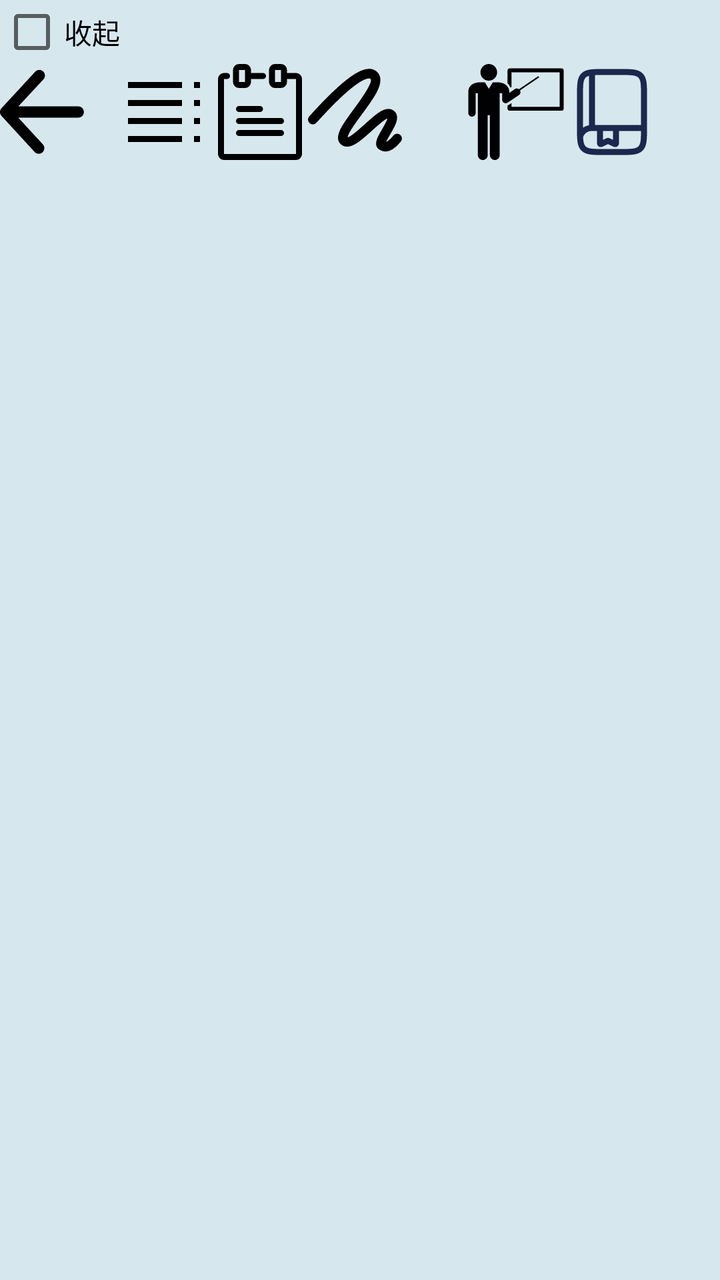
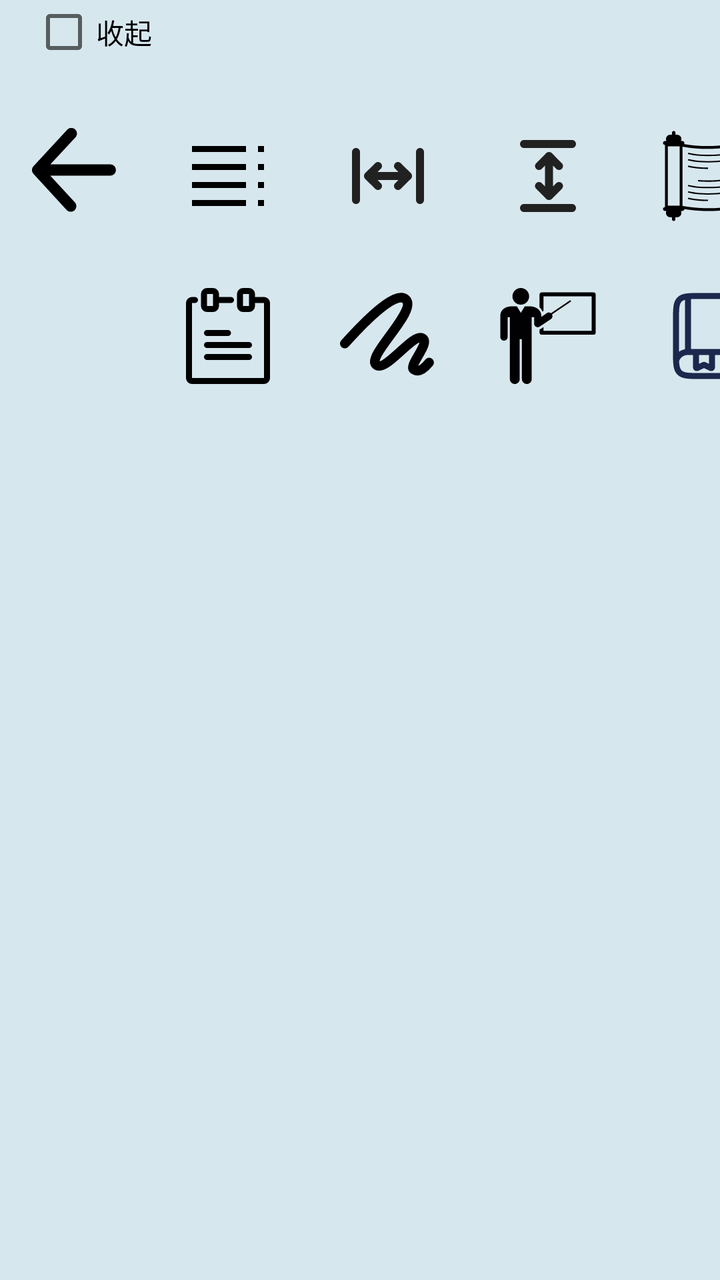

Screens rendered from an Android XML layout before and after an edit, with the pre-edit source and the edit as a unified diff.
<!-- AndroidManifest.xml: application theme Theme.IMatesApp.FullScreen -->
<!-- res/layout/floating_pdf_tools.xml -->
<?xml version="1.0" encoding="utf-8"?>
<androidx.constraintlayout.widget.ConstraintLayout
    xmlns:android="http://schemas.android.com/apk/res/android"
    xmlns:app="http://schemas.android.com/apk/res-auto"
    android:background="#80B5D6E4"
    android:layout_width="wrap_content"
    android:layout_height="wrap_content">

    <CheckBox
        android:id="@+id/btn_collapse"
        android:text="收起"
        android:layout_width="wrap_content"
        android:layout_height="wrap_content"
        app:layout_constraintStart_toStartOf="parent"
        app:layout_constraintTop_toTopOf="parent"/>

    <LinearLayout
        android:id="@+id/tools_layout"
        android:layout_width="wrap_content"
        android:layout_height="wrap_content"
        android:orientation="horizontal"
        app:layout_constraintTop_toBottomOf="@id/btn_collapse"
        app:layout_constraintStart_toStartOf="parent">

        <Button
            android:id="@+id/btn_back"
            android:background="@drawable/ic_back1"
            android:layout_marginEnd="16dp"
            android:layout_width="42dp"
            android:layout_height="42dp"/>

        <Button
            android:id="@+id/btn_contents"
            android:layout_width="48dp"
            android:layout_height="48dp"
            android:background="@drawable/ic_contents" />

        <Button
            android:id="@+id/btn_thumbnail"
            android:text = "缩略图"
            android:layout_width="wrap_content"
            android:layout_height="wrap_content"
            android:visibility="gone"/>

        <Button
            android:id="@+id/btn_note"
            android:background="@drawable/ic_note"
            android:layout_width="48dp"
            android:layout_height="48dp"/>

        <Button
            android:id="@+id/btn_scratch"
            android:background="@drawable/ic_scribble"
            android:layout_width="48dp"
            android:layout_height="48dp"
            android:layout_marginEnd="32dp"/>

        <Button
            android:id="@+id/btn_to_schema"

            android:background="@drawable/ic_schema"
            android:layout_width="48dp"
            android:layout_height="48dp" />

        <Button
            android:id="@+id/btn_to_textbook"
            android:background="@drawable/ic_book"
            android:layout_width="48dp"
            android:layout_height="48dp"/>
    </LinearLayout>

</androidx.constraintlayout.widget.ConstraintLayout>
<!-- resources referenced by this layout -->
<resources>
  <style name="Theme.IMatesApp.FullScreen" parent="Theme.AppCompat.Light.NoActionBar">
          
          <item name="android:windowFullscreen">true</item>
          
          <item name="android:windowTranslucentStatus">true</item>
          
          <item name="android:windowTranslucentNavigation">true</item>
      </style>
  <!-- unchanged entries left out for length: 6 -->
</resources>

<!-- the commit's change to res/layout/floating_pdf_tools.xml (unified diff, before → after) -->
@@ -9,64 +9,113 @@
     <CheckBox
         android:id="@+id/btn_collapse"
         android:text="收起"
-        android:layout_width="wrap_content"
+        android:layout_marginStart="16dp"
+        android:layout_width="match_parent"
         android:layout_height="wrap_content"
         app:layout_constraintStart_toStartOf="parent"
         app:layout_constraintTop_toTopOf="parent"/>
 
-    <LinearLayout
+    <androidx.constraintlayout.widget.ConstraintLayout
         android:id="@+id/tools_layout"
         android:layout_width="wrap_content"
         android:layout_height="wrap_content"
-        android:orientation="horizontal"
+        android:layout_marginTop="32dp"
         app:layout_constraintTop_toBottomOf="@id/btn_collapse"
         app:layout_constraintStart_toStartOf="parent">
-
         <Button
             android:id="@+id/btn_back"
             android:background="@drawable/ic_back1"
-            android:layout_marginEnd="16dp"
+            android:layout_marginStart="16dp"
             android:layout_width="42dp"
-            android:layout_height="42dp"/>
+            android:layout_height="42dp"
+            app:layout_constraintTop_toTopOf="parent"
+            app:layout_constraintStart_toStartOf="parent"/>
 
         <Button
             android:id="@+id/btn_contents"
             android:layout_width="48dp"
             android:layout_height="48dp"
-            android:background="@drawable/ic_contents" />
+            android:layout_marginStart="32dp"
+            android:background="@drawable/ic_contents"
+            app:layout_constraintTop_toTopOf="parent"
+            app:layout_constraintStart_toEndOf="@id/btn_back"/>
+
+        <Button
+            android:id="@+id/btn_fit_width"
+            android:layout_width="48dp"
+            android:layout_height="48dp"
+            android:layout_marginStart="32dp"
+            android:background="@drawable/ic_width"
+            app:layout_constraintTop_toTopOf="@id/btn_contents"
+            app:layout_constraintStart_toEndOf="@id/btn_contents"/>
+        <Button
+            android:id="@+id/btn_fit_height"
+            android:layout_width="48dp"
+            android:layout_height="48dp"
+            android:background="@drawable/ic_height"
+            android:layout_marginStart="32dp"
+            app:layout_constraintTop_toTopOf="@id/btn_fit_width"
+            app:layout_constraintStart_toEndOf="@id/btn_fit_width"/>
+
+        <Button
+            android:id="@+id/btn_hscroll"
+            android:layout_width="48dp"
+            android:layout_height="48dp"
+            android:layout_marginStart="32dp"
+            android:layout_marginEnd="16dp"
+            android:background="@drawable/ic_scroll"
+            app:layout_constraintTop_toTopOf="@id/btn_fit_height"
+            app:layout_constraintStart_toEndOf="@id/btn_fit_height"/>
+
 
         <Button
             android:id="@+id/btn_thumbnail"
             android:text = "缩略图"
             android:layout_width="wrap_content"
             android:layout_height="wrap_content"
-            android:visibility="gone"/>
+            android:visibility="gone"
+            app:layout_constraintTop_toTopOf="parent"
+            app:layout_constraintStart_toStartOf="parent"/>
 
         <Button
             android:id="@+id/btn_note"
             android:background="@drawable/ic_note"
             android:layout_width="48dp"
-            android:layout_height="48dp"/>
+            android:layout_height="48dp"
+            android:layout_marginVertical="32dp"
+            app:layout_constraintTop_toBottomOf="@id/btn_contents"
+            app:layout_constraintStart_toStartOf="@id/btn_contents"/>
 
         <Button
             android:id="@+id/btn_scratch"
             android:background="@drawable/ic_scribble"
             android:layout_width="48dp"
             android:layout_height="48dp"
-            android:layout_marginEnd="32dp"/>
+            android:layout_marginStart="32dp"
+            app:layout_constraintTop_toTopOf="@id/btn_note"
+            app:layout_constraintStart_toEndOf="@id/btn_note"/>
 
         <Button
             android:id="@+id/btn_to_schema"
-
             android:background="@drawable/ic_schema"
             android:layout_width="48dp"
-            android:layout_height="48dp" />
+            android:layout_height="48dp"
+            android:layout_marginStart="32dp"
+            app:layout_constraintTop_toTopOf="@id/btn_scratch"
+            app:layout_constraintStart_toEndOf="@id/btn_scratch"/>
 
         <Button
             android:id="@+id/btn_to_textbook"
             android:background="@drawable/ic_book"
             android:layout_width="48dp"
-            android:layout_height="48dp"/>
-    </LinearLayout>
+            android:layout_height="48dp"
+            android:layout_marginStart="32dp"
+            app:layout_constraintTop_toTopOf="@id/btn_to_schema"
+            app:layout_constraintStart_toEndOf="@id/btn_to_schema"/>
+
+
+
+    </androidx.constraintlayout.widget.ConstraintLayout>
+
 
 </androidx.constraintlayout.widget.ConstraintLayout>
<!-- resource entries referenced after the edit -->
@@ -1,5 +1,26 @@
 <!-- resources referenced by this layout -->
 <resources>
+  <!-- drawable ic_height (drawable) -->
+  <vector xmlns:android="http://schemas.android.com/apk/res/android" android:height="24dp" android:viewportHeight="24" android:viewportWidth="24" android:width="24dp">
+        
+      <path android:fillColor="#212121" android:pathData="M6,3C5.448,3 5,3.448 5,4C5,4.552 5.448,5 6,5H18C18.552,5 19,4.552 19,4C19,3.448 18.552,3 18,3H6Z"/>
+        
+      <path android:fillColor="#212121" android:pathData="M10.354,13.701L10.453,13.786L11.252,14.586V12.629L11.25,12.603V9.414L10.451,10.214L10.353,10.299L10.345,10.304C9.953,10.595 9.398,10.563 9.043,10.208C8.688,9.853 8.656,9.297 8.946,8.906L8.952,8.898L9.036,8.8L11.391,6.443C11.57,6.17 11.895,6 12.251,6C12.574,6 12.87,6.139 13.056,6.368L13.061,6.375L13.107,6.439L15.465,8.8L15.55,8.898L15.555,8.906C15.814,9.254 15.817,9.731 15.565,10.083L15.559,10.091L15.46,10.208L15.354,10.299L15.347,10.304C14.998,10.563 14.521,10.566 14.17,10.314L14.161,10.308L14.052,10.215L13.25,9.413V11.371L13.252,11.397V14.587L14.047,13.792C14.402,13.437 14.957,13.405 15.349,13.696L15.356,13.701L15.454,13.786L15.461,13.792C15.816,14.147 15.848,14.703 15.557,15.094L15.552,15.102L15.467,15.2L13.113,17.556C12.934,17.83 12.609,18 12.253,18C11.897,18 11.571,17.83 11.392,17.557L9.045,15.206C8.654,14.816 8.654,14.183 9.045,13.792C9.4,13.437 9.955,13.405 10.347,13.696L10.354,13.701Z"/>
+        
+      <path android:fillColor="#212121" android:pathData="M5,20C5,19.448 5.448,19 6,19H18C18.552,19 19,19.448 19,20C19,20.552 18.552,21 18,21H6C5.448,21 5,20.552 5,20Z"/>
+      
+  </vector>
+  <!-- drawable ic_scroll: vector/xml drawable (drawable, 3798 chars, omitted) -->
+  <!-- drawable ic_width (drawable) -->
+  <vector xmlns:android="http://schemas.android.com/apk/res/android" android:height="24dp" android:viewportHeight="24" android:viewportWidth="24" android:width="24dp">
+        
+      <path android:fillColor="#212121" android:pathData="M3,18C3,18.552 3.448,19 4,19C4.552,19 5,18.552 5,18V6C5,5.448 4.552,5 4,5C3.448,5 3,5.448 3,6V18Z"/>
+        
+      <path android:fillColor="#212121" android:pathData="M19,18C19,18.552 19.448,19 20,19C20.552,19 21,18.552 21,18V6C21,5.448 20.552,5 20,5C19.448,5 19,5.448 19,6V18Z"/>
+        
+      <path android:fillColor="#212121" android:pathData="M13.786,13.799L13.701,13.897L13.696,13.905C13.405,14.296 13.437,14.852 13.792,15.207C14.183,15.597 14.816,15.597 15.206,15.207L17.557,12.859C17.83,12.68 18,12.355 18,11.999C18,11.643 17.83,11.318 17.556,11.139L15.2,8.785L15.102,8.7L15.094,8.695C14.703,8.404 14.147,8.436 13.792,8.791L13.786,8.798L13.701,8.896L13.696,8.903C13.405,9.295 13.437,9.85 13.792,10.205L14.587,11H11.397L11.374,11.002H9.413L10.215,10.2L10.308,10.09L10.314,10.082C10.566,9.731 10.563,9.253 10.304,8.905L10.299,8.897L10.208,8.792L10.091,8.693L10.083,8.687C9.731,8.435 9.254,8.438 8.906,8.696L8.898,8.702L8.8,8.786L6.439,11.145L6.375,11.19L6.368,11.196C6.139,11.382 6,11.678 6,12.001C6,12.357 6.17,12.682 6.443,12.861L8.8,15.215L8.898,15.3L8.906,15.305C9.297,15.596 9.853,15.564 10.208,15.209C10.563,14.854 10.595,14.298 10.304,13.906L10.299,13.899L10.214,13.801L9.414,13.002H12.603L12.626,13H14.586L13.786,13.799Z"/>
+      
+  </vector>
   <style name="Theme.IMatesApp.FullScreen" parent="Theme.AppCompat.Light.NoActionBar">
           
           <item name="android:windowFullscreen">true</item>
